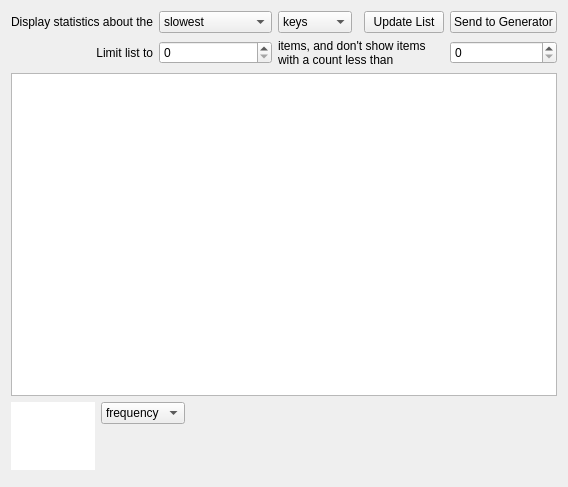
Old version of the form src/analysis/statisticswidget.ui in the repository coryo/amphetype2.
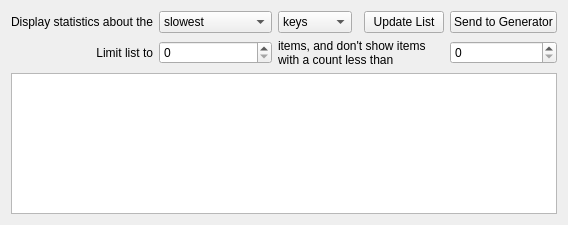
New version of the form. Custom widgets are drawn as their Qt base class.

Commit message: remove keymap

Diff of the .ui file:
```diff
--- a/src/analysis/statisticswidget.ui
+++ b/src/analysis/statisticswidget.ui
@@ -7,13 +7,13 @@
     <x>0</x>
     <y>0</y>
     <width>557</width>
-    <height>487</height>
+    <height>225</height>
    </rect>
   </property>
   <property name="windowTitle">
    <string>Form</string>
   </property>
-  <layout class="QVBoxLayout" name="verticalLayout">
+  <layout class="QHBoxLayout" name="horizontalLayout">
    <item>
     <layout class="QGridLayout" name="gridLayout">
      <item row="2" column="1">
@@ -196,107 +196,8 @@
      </item>
     </layout>
    </item>
-   <item>
-    <layout class="QGridLayout" name="gridLayout_2">
-     <item row="0" column="1">
-      <widget class="QComboBox" name="mapComboBox">
-       <item>
-        <property name="text">
-         <string>frequency</string>
-        </property>
-       </item>
-       <item>
-        <property name="text">
-         <string>accuracy</string>
-        </property>
-       </item>
-       <item>
-        <property name="text">
-         <string>mistakes</string>
-        </property>
-       </item>
-       <item>
-        <property name="text">
-         <string>viscosity</string>
-        </property>
-       </item>
-       <item>
-        <property name="text">
-         <string>speed</string>
-        </property>
-       </item>
-       <item>
-        <property name="text">
-         <string>damage</string>
-        </property>
-       </item>
-      </widget>
-     </item>
-     <item row="0" column="2">
-      <spacer name="horizontalSpacer">
-       <property name="orientation">
-        <enum>Qt::Horizontal</enum>
-       </property>
-       <property name="sizeHint" stdset="0">
-        <size>
-         <width>40</width>
-         <height>20</height>
-        </size>
-       </property>
-      </spacer>
-     </item>
-     <item row="0" column="0" rowspan="2">
-      <widget class="KeyboardMap" name="keyboardMap">
-       <property name="sizePolicy">
-        <sizepolicy hsizetype="Preferred" vsizetype="Preferred">
-         <horstretch>0</horstretch>
-         <verstretch>0</verstretch>
-        </sizepolicy>
-       </property>
-       <property name="frameShape">
-        <enum>QFrame::NoFrame</enum>
-       </property>
-       <property name="frameShadow">
-        <enum>QFrame::Plain</enum>
-       </property>
-       <property name="verticalScrollBarPolicy">
-        <enum>Qt::ScrollBarAlwaysOff</enum>
-       </property>
-       <property name="horizontalScrollBarPolicy">
-        <enum>Qt::ScrollBarAlwaysOff</enum>
-       </property>
-       <property name="sizeAdjustPolicy">
-        <enum>QAbstractScrollArea::AdjustToContents</enum>
-       </property>
-       <property name="viewportUpdateMode">
-        <enum>QGraphicsView::FullViewportUpdate</enum>
-       </property>
-      </widget>
-     </item>
-     <item row="1" column="1" rowspan="2" colspan="2">
-      <spacer name="verticalSpacer">
-       <property name="orientation">
-        <enum>Qt::Vertical</enum>
-       </property>
-       <property name="sizeHint" stdset="0">
-        <size>
-         <width>20</width>
-         <height>40</height>
-        </size>
-       </property>
-      </spacer>
-     </item>
-    </layout>
-   </item>
   </layout>
  </widget>
- <customwidgets>
-  <customwidget>
-   <class>KeyboardMap</class>
-   <extends>QGraphicsView</extends>
-   <header>analysis/keyboardmap.h</header>
-  </customwidget>
- </customwidgets>
  <resources/>
  <connections/>
 </ui>
```
The commit also changes 2 other files.
